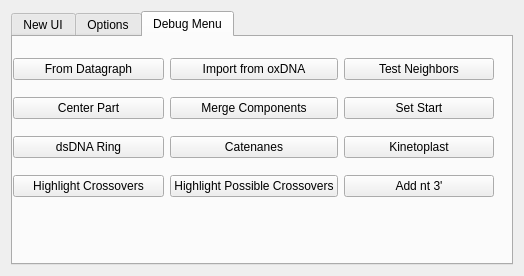
First picture: the form in AdenitaCoreSE/form/SEAdenitaCoreSEAppGUI.ui, repository edellano/Adenita-SAMSON-Edition, before the edit.
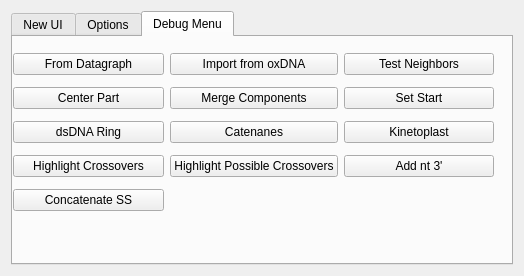
Second picture: the form after the edit.

Commit message: Added concatenate modification to debug menu

Patch:
```diff
--- a/AdenitaCoreSE/form/SEAdenitaCoreSEAppGUI.ui
+++ b/AdenitaCoreSE/form/SEAdenitaCoreSEAppGUI.ui
@@ -271,7 +271,7 @@
            <x>0</x>
            <y>10</y>
            <width>481</width>
-           <height>161</height>
+           <height>170</height>
           </rect>
          </property>
          <layout class="QGridLayout" name="gridLayout_3">
@@ -359,6 +359,13 @@
             </property>
            </widget>
           </item>
+          <item row="4" column="0">
+           <widget class="QPushButton" name="btnConcatStrands">
+            <property name="text">
+             <string>Concatenate SS</string>
+            </property>
+           </widget>
+          </item>
          </layout>
         </widget>
        </widget>
```
Left out of the diff: 17 changed lines with no effect on the pictures. The commit also changes 6 other files.
